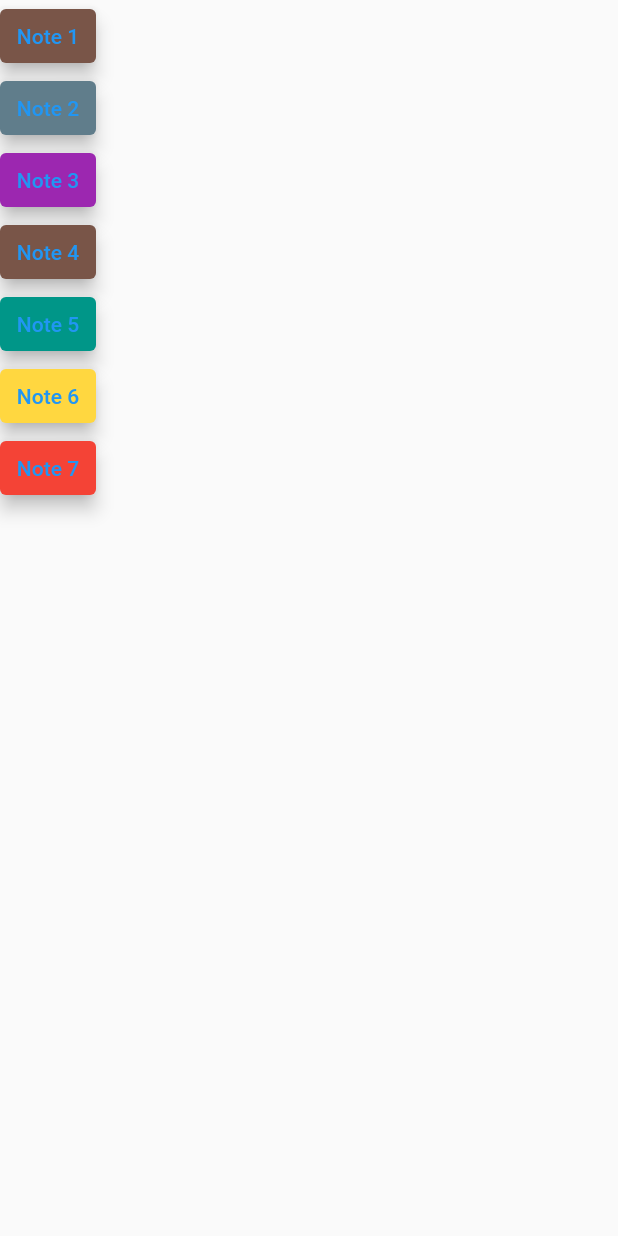
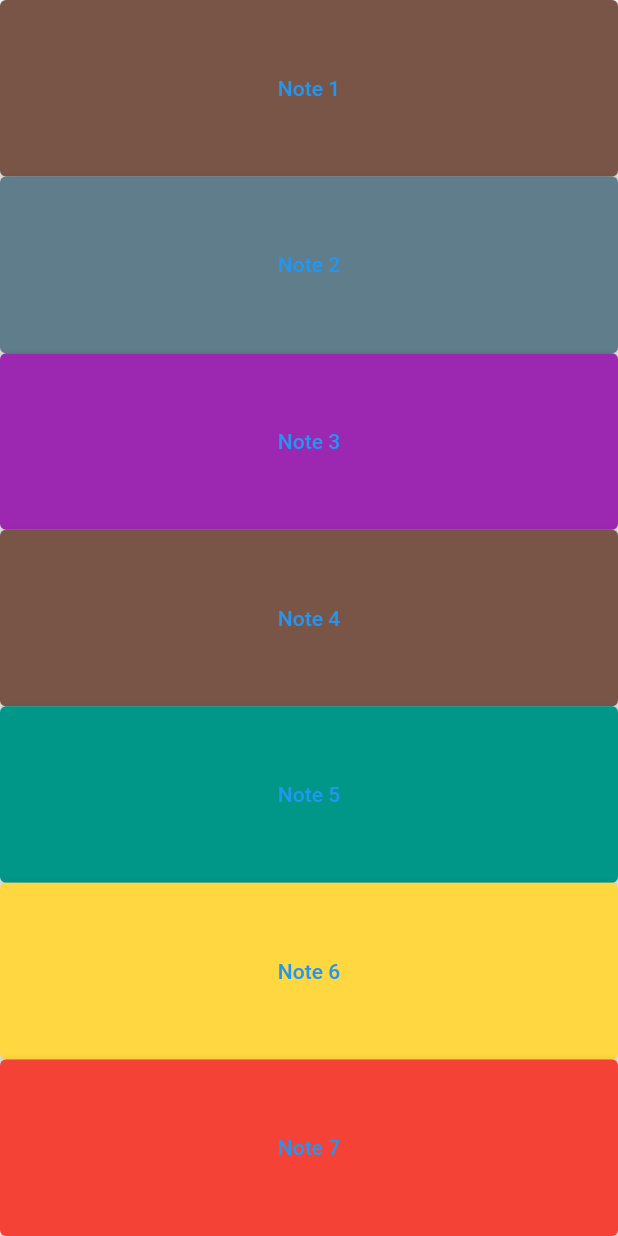
Before and after one commit to bethel-m/xylophone, a Flutter app: the screen it shows after launch, on a phone screen of 412 x 824 dp. Run offline on Flutter 3.47's test engine with Material 2 defaults, Android fonts, the phone set to English and light mode, and no system bars; our stand-ins replace audioplayers.

Commit message:
added expanded wrapper

```diff
--- a/lib/main.dart
+++ b/lib/main.dart
@@ -4,7 +4,7 @@ import 'package:audioplayers/audioplayers.dart';
 void main() => runApp(XylophoneApp());
 
 class XylophoneApp extends StatelessWidget {
-  TextButton soundNumber(int num) {
+  Expanded soundNumber(int num) {
     List colors = [
       Colors.brown,
       Colors.blueGrey,
@@ -14,7 +14,8 @@ class XylophoneApp extends StatelessWidget {
       Colors.amberAccent,
       Colors.red
     ];
-    var button = TextButton(
+    var button = Expanded(
+      child: TextButton(
         onPressed: () async {
           final player = AudioPlayer();
           // add one since the note files start from 0
@@ -26,6 +27,7 @@ class XylophoneApp extends StatelessWidget {
         ),
         // add 1 to num so that the notes files start from 1 not 0
         child: Text("Note ${num + 1}"),
+      ),
     );
     return button;
   }
@@ -36,6 +38,7 @@ class XylophoneApp extends StatelessWidget {
       home: Scaffold(
         body: SafeArea(
           child: Column(
+            crossAxisAlignment: CrossAxisAlignment.stretch,
             children: [
               for (int i = 0; i < 7; i++) soundNumber(i),
             ],
```
Lines whose indentation alone changed are shown as unchanged.
